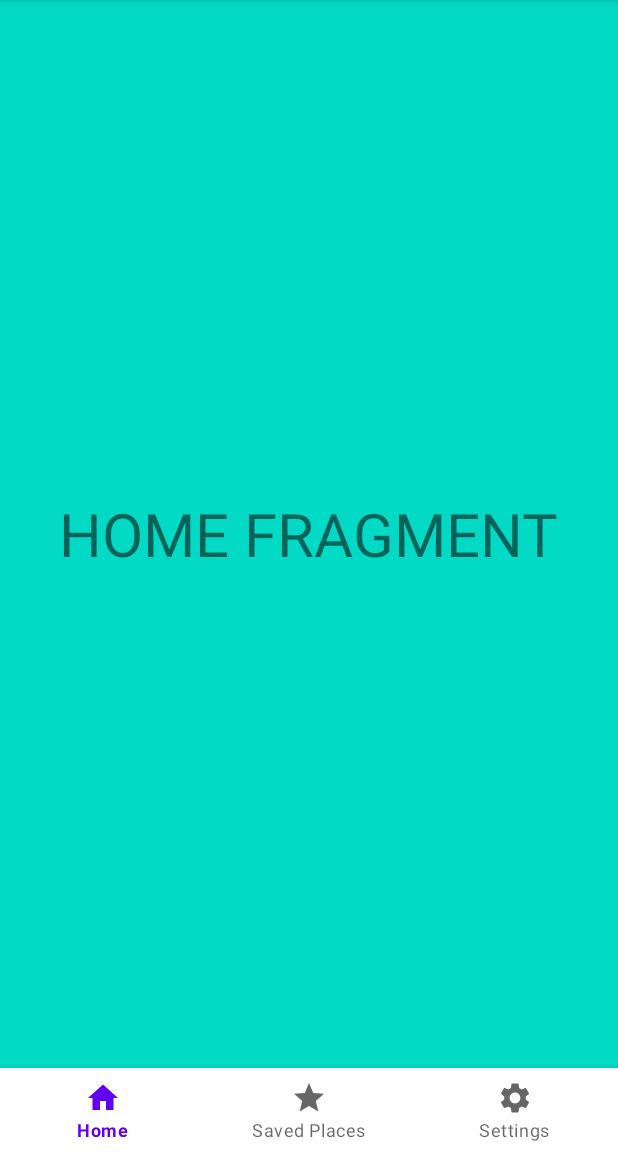
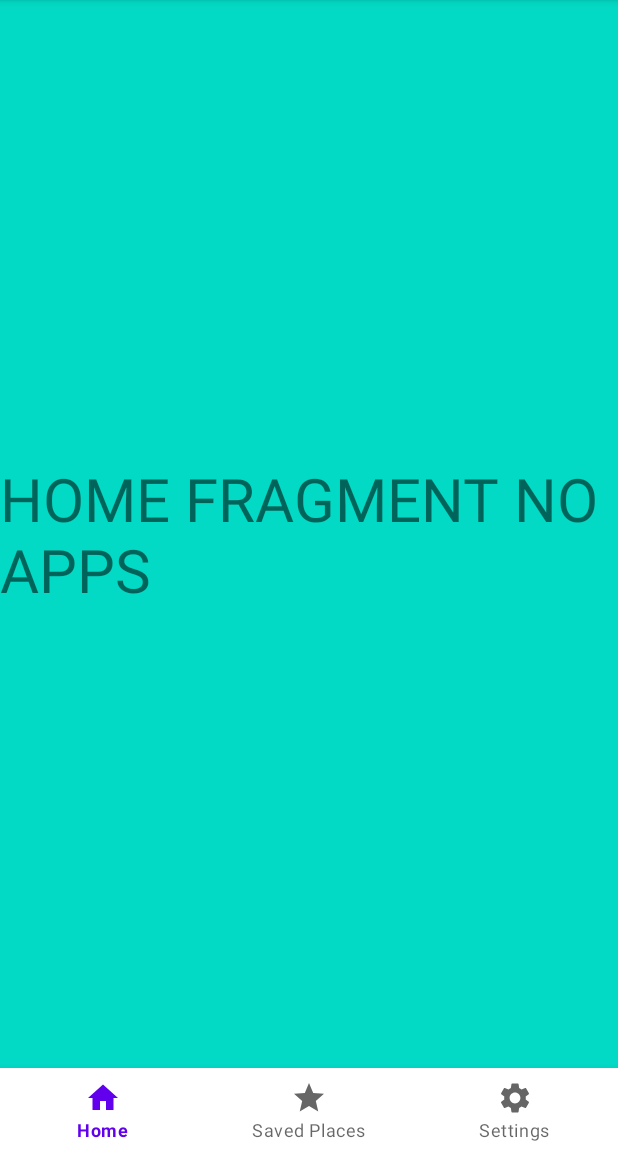
Before and after one commit to ganesh2106/OPSC73112, an Android app: the screen it shows after launch (MainActivity), on a phone screen of 412 x 824 dp, the part 84-1236 px from its top. Run offline under Robolectric (Android 15) with nearby library versions, the phone set to English and light mode, and no system bars.

Commit message:
Changed TextView on HomeFragment

```diff
--- a/app/src/main/res/layout/fragment_home.xml
+++ b/app/src/main/res/layout/fragment_home.xml
@@ -10,7 +10,7 @@
     <TextView
         android:layout_width="wrap_content"
         android:layout_height="wrap_content"
-        android:text="HOME FRAGMENT"
+        android:text="HOME FRAGMENT NO APPS"
         android:textSize="40dp"
         android:layout_gravity="center"
         />
```
